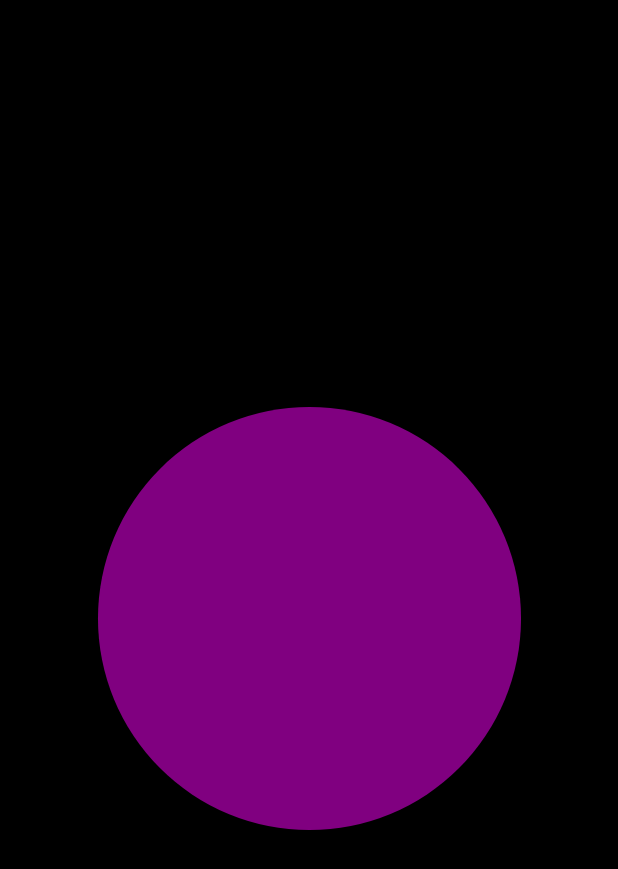
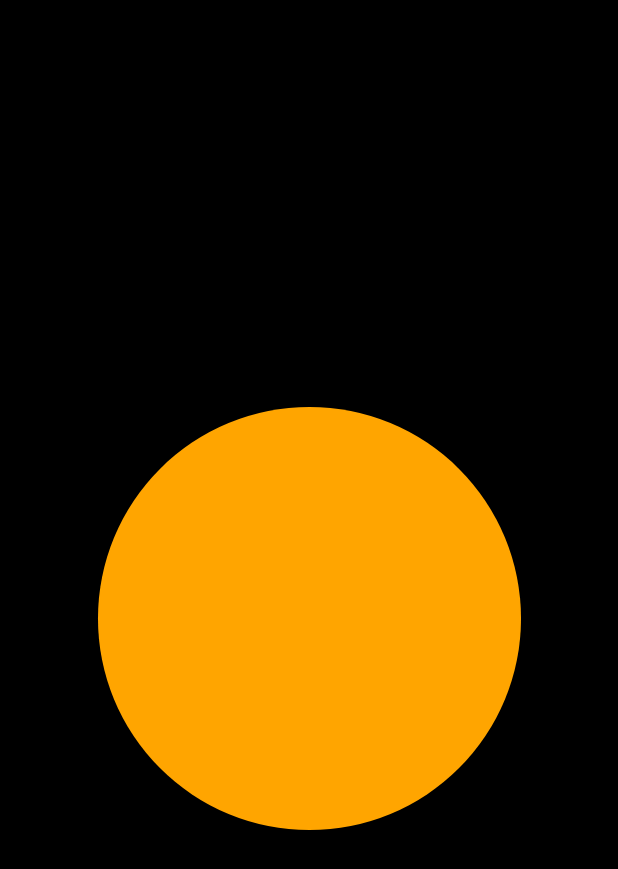
Before and after one commit to elpopes/zenzo, an Android app built with Jetpack Compose: the screen it shows after launch (MainActivity), after a tap on "Begin", on a phone screen of 412 x 824 dp. Shown: the top 869 px of the screen. Run offline under Robolectric (Android 15) with nearby library versions, the phone set to English and light mode, and no system bars; libraries missing offline, so code that uses them is left out: com.jakewharton.threetenabp; 1 statement that could not run was skipped.

Commit message:
adjust colors

```diff
--- a/app/src/main/java/com/zenzo/zenzo/BreathingPattern.kt
+++ b/app/src/main/java/com/zenzo/zenzo/BreathingPattern.kt
@@ -4,6 +4,6 @@ import androidx.compose.ui.graphics.Color
 enum class BreathingPattern(val inhale: Float, val holdIn: Float, val exhale: Float, val holdOut: Float, val color: Color) {
     CALM(4f, 7f, 8f, 0f, LightBlue),
     ENERGY(0.1f, 0f, 0.4f, 0f, EnergyRed),
-    BALANCE(4f, 4f, 4f, 4f, BalancePurple),
+    BALANCE(4f, 4f, 4f, 4f, BalanceOrange),
     SLOW(15f, 0f, 15f, 0f, SlowYellow)
 }
--- a/app/src/main/java/com/zenzo/zenzo/ui/theme/Color.kt
+++ b/app/src/main/java/com/zenzo/zenzo/ui/theme/Color.kt
@@ -4,5 +4,5 @@ import androidx.compose.ui.graphics.Color
 
 val LightBlue = Color(0xFF87CEFA) // Light Blue
 val EnergyRed = Color(0xFFFF0000) // Red
-val BalancePurple = Color(0xFF800080) // Purple
+val BalanceOrange = Color(0xFFFFA500) // Orange
 val SlowYellow = Color(0xFFFFFF00) // Yellow
```
